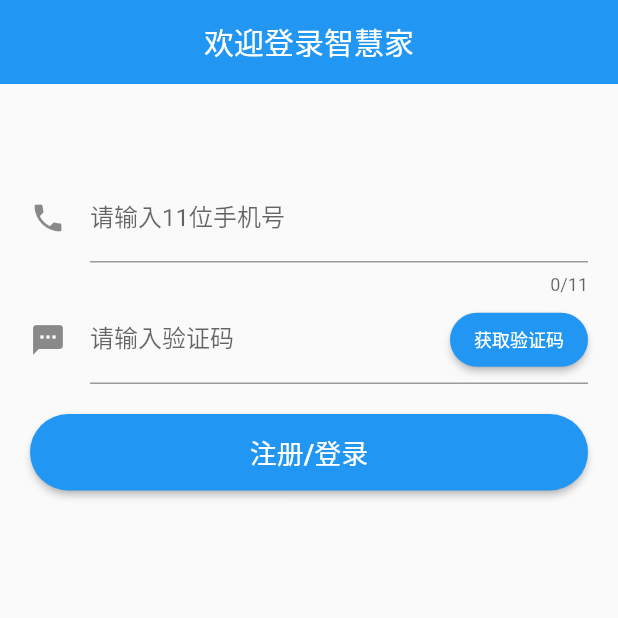
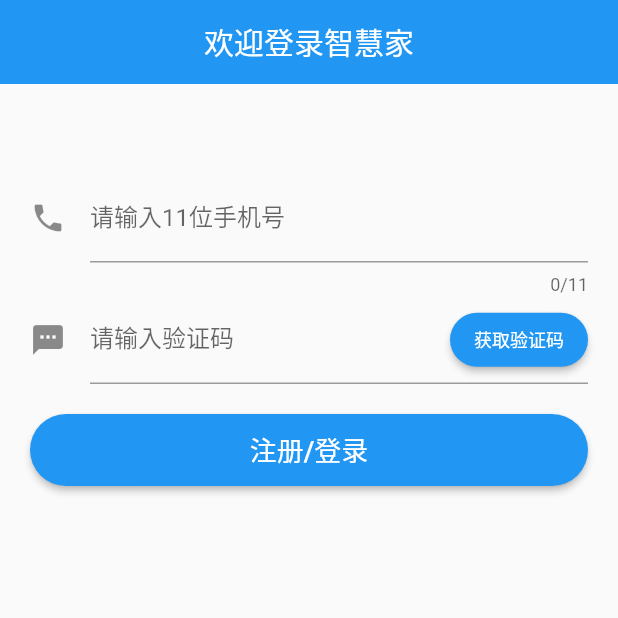
Before and after one commit to AtingTot/Home, a Flutter app: the screen it shows after launch, on a phone screen of 412 x 824 dp, the top half of it. Run offline on Flutter 3.47's test engine with Material 2 defaults, Android fonts, the phone set to English and light mode, and no system bars; our stand-ins replace dio, fluttertoast.

Commit message:
更新button设置

```diff
--- a/home/lib/pages/sms_login_page.dart
+++ b/home/lib/pages/sms_login_page.dart
@@ -1,11 +1,5 @@
-// import 'dart:ui';
-
 import 'dart:async';
 import 'dart:convert';
-import 'dart:io';
-import 'dart:typed_data';
-
-import 'dart:ui' as ui show window;
 
 import 'package:dio/dio.dart';
 import 'package:flutter/material.dart';
@@ -186,13 +180,15 @@ class _SMSLoginPageState extends State<SMSLoginPage> {
               onPressed: () {
                 print("我点击了");
               },
-              //通过控制Text的边距来控制控件的高度
-              child: Padding(padding: EdgeInsets.only(top: 12.0, bottom: 12.0),
-                child: Text("注册/登录", style: TextStyle(fontSize: 18,),),
-              ),
+              child: Text("注册/登录", style: TextStyle(fontSize: 18,),),
+              // //通过控制Text的边距来控制控件的高度
+              // child: Padding(padding: EdgeInsets.only(top: 12.0, bottom: 12.0),
+              //   child: Text("注册/登录", style: TextStyle(fontSize: 18,),),
+              // ),
               style: ButtonStyle(
-                minimumSize: MaterialStateProperty.all(Size(MediaQuery.of(context).size.width, 48)),
-                // tapTargetSize: MaterialTapTargetSize.shrinkWrap,
+                minimumSize: MaterialStateProperty.all(
+                  Size(MediaQuery.of(context).size.width, 48)
+                ),
                 shape: MaterialStateProperty.all(StadiumBorder()),
                 backgroundColor: MaterialStateProperty.all(Colors.blue),
                 foregroundColor: MaterialStateProperty.all(Colors.white),
```
